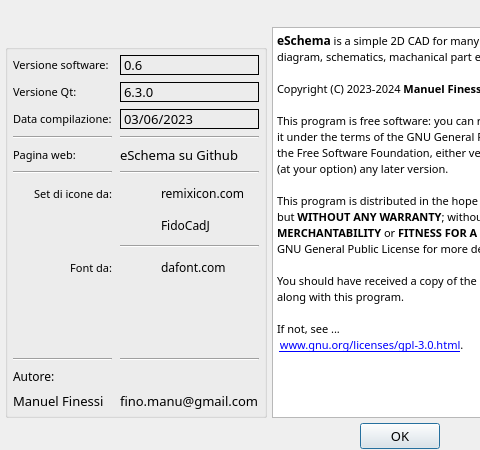
Above: gui/aboutdialog.ui from manufino/eSchema before the change; both pictures show x 0 to 480 and y 0 to 450 of the 800 by 450 pixel window. Below: the same form after it.
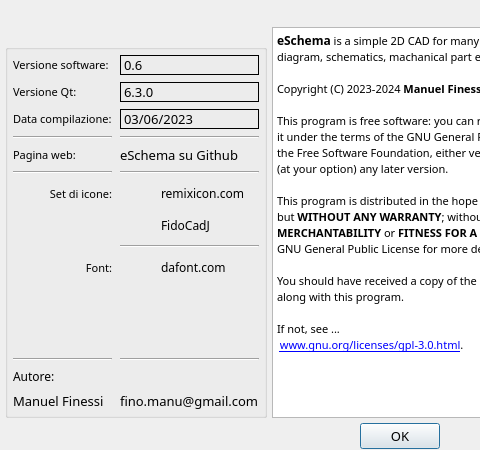
That is the form after the change. Icons and pictures are not drawn. Custom widgets are drawn as their Qt base class.

What changed in the file:
```diff
--- a/gui/aboutdialog.ui
+++ b/gui/aboutdialog.ui
@@ -194,7 +194,7 @@
                </font>
               </property>
               <property name="text">
-               <string>Set di icone da:</string>
+               <string>Set di icone:</string>
               </property>
               <property name="alignment">
                <set>Qt::AlignRight|Qt::AlignTrailing|Qt::AlignVCenter</set>
@@ -227,7 +227,7 @@
                </font>
               </property>
               <property name="text">
-               <string>Font da:</string>
+               <string>Font:</string>
               </property>
               <property name="alignment">
                <set>Qt::AlignRight|Qt::AlignTrailing|Qt::AlignVCenter</set>
```
